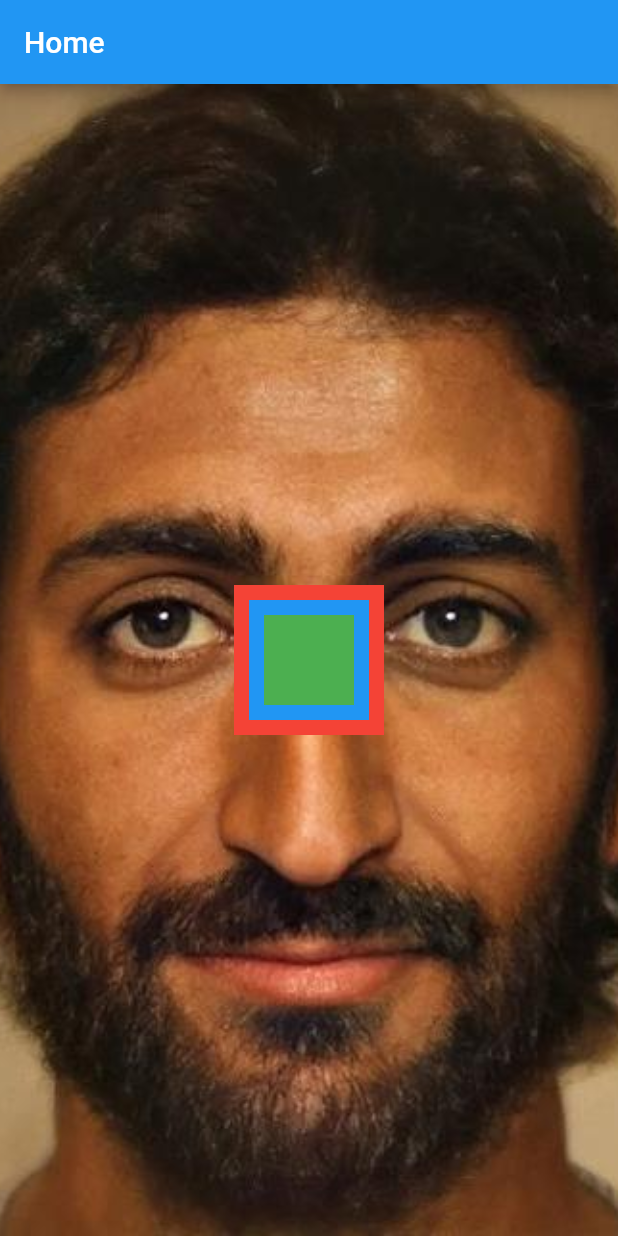
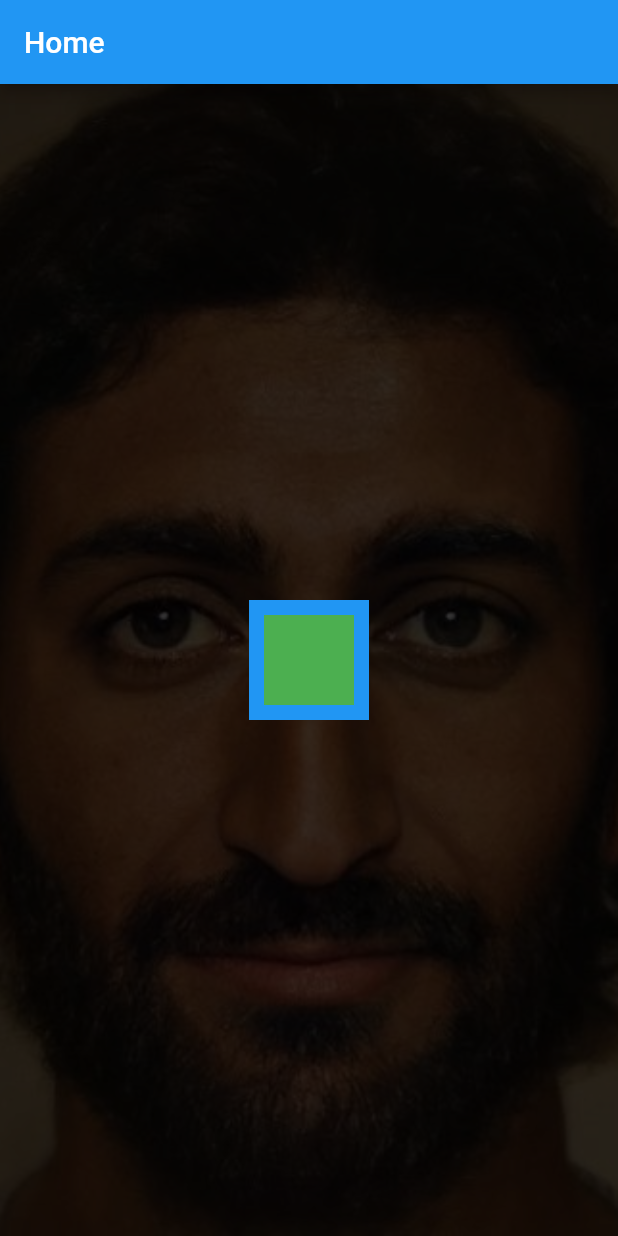
Before and after one commit to brunolopeschagas/FlutterCurso2022-flutterando, a Flutter app: the screen it shows after launch, on a phone screen of 412 x 824 dp. Run offline on Flutter 3.47's test engine with Material 2 defaults, Android fonts, the phone set to English and light mode, and no system bars.

Commit message:
Flutter Curso 2022 #22 - Stack como máscara

```diff
--- a/lib/home_page.dart
+++ b/lib/home_page.dart
@@ -44,9 +44,9 @@ class _HomePageState extends State<HomePage> {
               ),
             ),
             Container(
-              color: Colors.red,
-              width: 100,
-              height: 100,
+              color: Colors.black.withOpacity(0.80),
+              height: MediaQuery.of(context).size.height,
+              width: MediaQuery.of(context).size.width,
             ),
             Container(
               color: Colors.blue,
```
